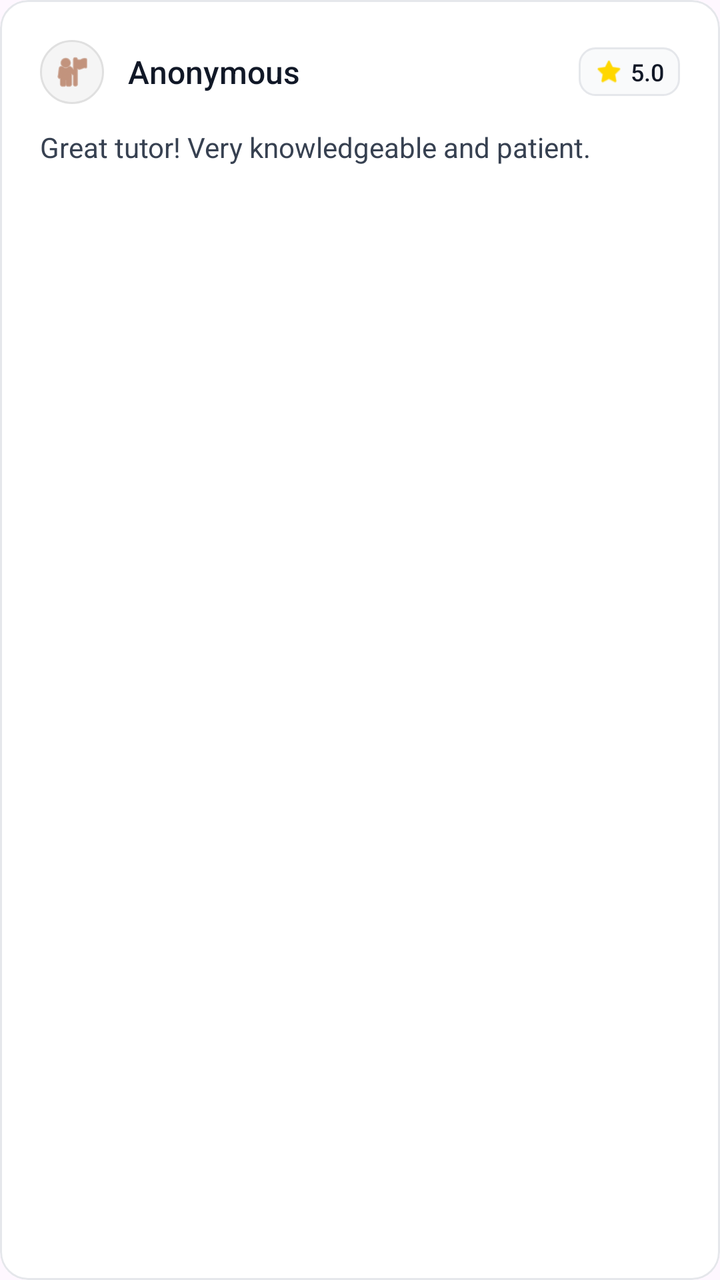
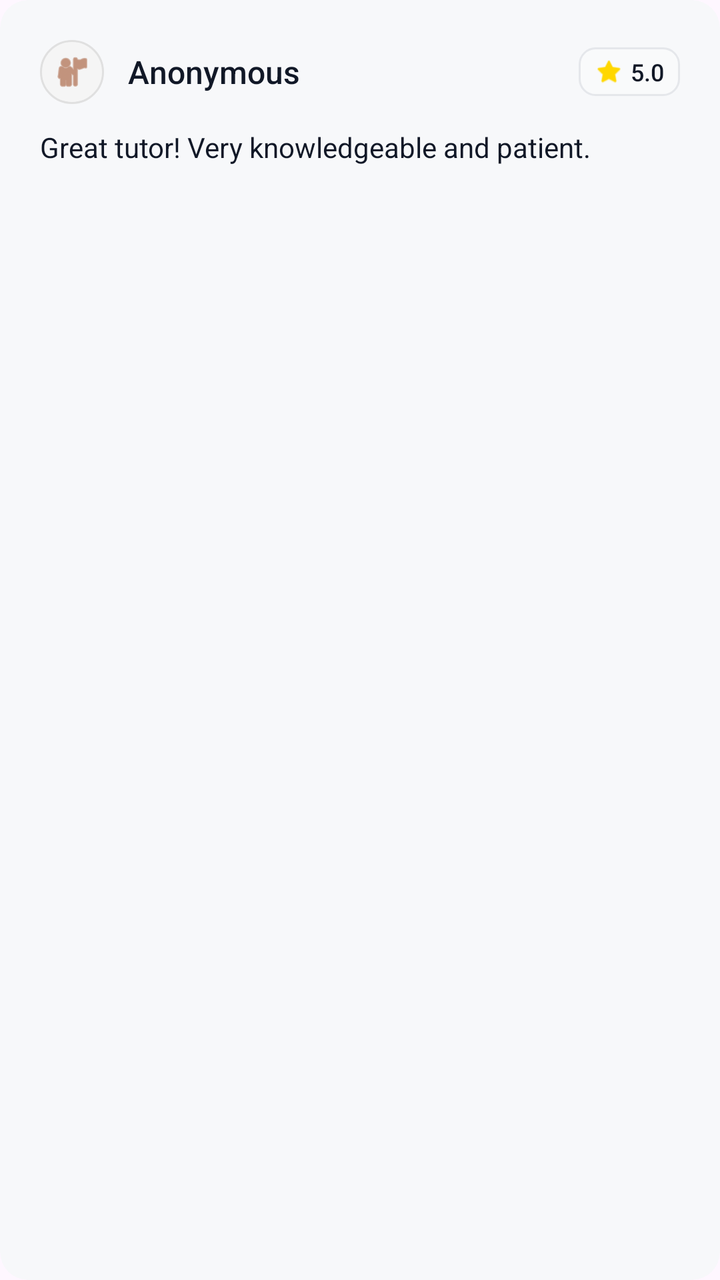

Screens rendered from an Android XML layout before and after an edit, with the pre-edit source and the edit as a unified diff.
<!-- AndroidManifest.xml: application theme Theme.Csci3130Group1 -->
<!-- res/layout/review_item.xml -->
<?xml version="1.0" encoding="utf-8"?>
<com.google.android.material.card.MaterialCardView xmlns:android="http://schemas.android.com/apk/res/android"
    xmlns:app="http://schemas.android.com/apk/res-auto"
    android:layout_width="match_parent"
    android:layout_height="wrap_content"
    android:layout_marginBottom="12dp"
    app:cardCornerRadius="14dp"
    app:cardElevation="0dp"
    app:cardBackgroundColor="#FFFFFF"
    app:strokeColor="#E5E7EB"
    app:strokeWidth="1dp">

    <LinearLayout
        android:layout_width="match_parent"
        android:layout_height="wrap_content"
        android:orientation="vertical"
        android:padding="20dp">

        
        <LinearLayout
            android:layout_width="match_parent"
            android:layout_height="wrap_content"
            android:orientation="horizontal"
            android:gravity="center_vertical"
            android:layout_marginBottom="12dp">

            
            <ImageView
                android:layout_width="32dp"
                android:layout_height="32dp"
                android:src="@android:drawable/ic_menu_myplaces"
                app:tint="#A0522D"
                android:background="@drawable/circle_background"
                android:padding="6dp"
                android:layout_marginEnd="12dp"
                android:contentDescription="Reviewer Avatar" />

            <LinearLayout
                android:layout_width="0dp"
                android:layout_height="wrap_content"
                android:layout_weight="1"
                android:orientation="vertical">

                <TextView
                    android:id="@+id/reviewerName"
                    android:layout_width="wrap_content"
                    android:layout_height="wrap_content"
                    android:text="Anonymous"
                    android:textSize="16sp"
                    android:fontFamily="sans-serif-medium"
                    android:textColor="#111827" />

                <TextView
                    android:id="@+id/reviewTimestamp"
                    android:layout_width="wrap_content"
                    android:layout_height="wrap_content"
                    android:text="Sep 9, 2025"
                    android:textColor="#6B7280"
                    android:textSize="12sp"
                    android:layout_marginTop="2dp"
                    android:visibility="gone" />
            </LinearLayout>

            
            <LinearLayout
                android:layout_width="wrap_content"
                android:layout_height="wrap_content"
                android:orientation="horizontal"
                android:gravity="center_vertical"
                android:background="@drawable/rating_chip_background"
                android:paddingHorizontal="8dp"
                android:paddingVertical="4dp">

                <ImageView
                    android:layout_width="14dp"
                    android:layout_height="14dp"
                    android:src="@android:drawable/btn_star_big_on"
                    app:tint="#FFD700"
                    android:layout_marginEnd="4dp"/>

                <TextView
                    android:id="@+id/reviewRating"
                    android:layout_width="wrap_content"
                    android:layout_height="wrap_content"
                    android:text="5.0"
                    android:textColor="#111827"
                    android:textSize="12sp"
                    android:fontFamily="sans-serif-medium" />
            </LinearLayout>

        </LinearLayout>

        
        <TextView
            android:id="@+id/reviewText"
            android:layout_width="match_parent"
            android:layout_height="wrap_content"
            android:text="Great tutor! Very knowledgeable and patient."
            android:textColor="#374151"
            android:textSize="14sp"
            android:lineSpacingExtra="4dp"
            android:fontFamily="sans-serif" />

    </LinearLayout>
</com.google.android.material.card.MaterialCardView>
<!-- resources referenced by this layout -->
<resources>
  <!-- drawable circle_background (drawable) -->
  <?xml version="1.0" encoding="utf-8"?>
  <shape xmlns:android="http://schemas.android.com/apk/res/android"
      android:shape="oval">
      <solid android:color="#F5F5F5" />
      <stroke
          android:width="1dp"
          android:color="#E0E0E0" />
  </shape>
  <!-- drawable rating_chip_background (drawable) -->
  <?xml version="1.0" encoding="utf-8"?>
  <shape xmlns:android="http://schemas.android.com/apk/res/android"
      android:shape="rectangle">
      <corners android:radius="8dp" />
      <solid android:color="#F9FAFB" />
      <stroke android:width="1dp" android:color="#E5E7EB" />
  </shape>
  <style name="Theme.Csci3130Group1" parent="Base.Theme.Csci3130Group1" />
  <style name="Base.Theme.Csci3130Group1" parent="Theme.Material3.DayNight.NoActionBar">
          
          <item name="colorPrimary">#111827</item>
          <item name="colorOnPrimary">#FFFFFF</item>
          <item name="colorSecondary">#6B7280</item>
          <item name="colorOnSecondary">#FFFFFF</item>
          
          <item name="colorPrimaryContainer">#F3F4F6</item>
          <item name="colorOnPrimaryContainer">#111827</item>
          <item name="colorSecondaryContainer">#F3F4F6</item>
          <item name="colorOnSecondaryContainer">#111827</item>
          <item name="colorTertiary">#9CA3AF</item>
          <item name="colorSurface">#FFFFFF</item>
          <item name="colorOnSurface">#111827</item>
          <item name="colorOutline">#E5E7EB</item>
          <item name="android:navigationBarColor">#FFFFFF</item>
          <item name="android:statusBarColor">#FFFFFF</item>
      </style>
</resources>

<!-- the commit's change to res/layout/review_item.xml (unified diff, before → after) -->
@@ -6,9 +6,8 @@
     android:layout_marginBottom="12dp"
     app:cardCornerRadius="14dp"
     app:cardElevation="0dp"
-    app:cardBackgroundColor="#FFFFFF"
-    app:strokeColor="#E5E7EB"
-    app:strokeWidth="1dp">
+    app:cardBackgroundColor="#F7F8FA"
+    app:strokeWidth="0dp">
 
     <LinearLayout
         android:layout_width="match_parent"
@@ -96,7 +95,7 @@
             android:layout_width="match_parent"
             android:layout_height="wrap_content"
             android:text="Great tutor! Very knowledgeable and patient."
-            android:textColor="#374151"
+            android:textColor="#111827"
             android:textSize="14sp"
             android:lineSpacingExtra="4dp"
             android:fontFamily="sans-serif" />
